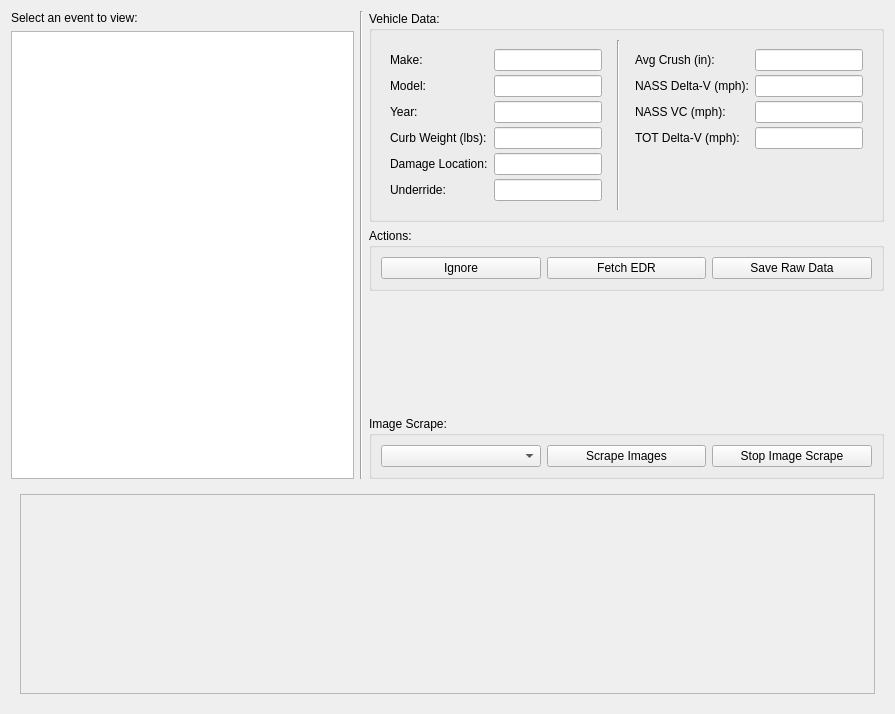
First picture: the form in src/app/ui/EventsTab.ui, repository caden-maxwell/nhtsa-scrape, before the edit.
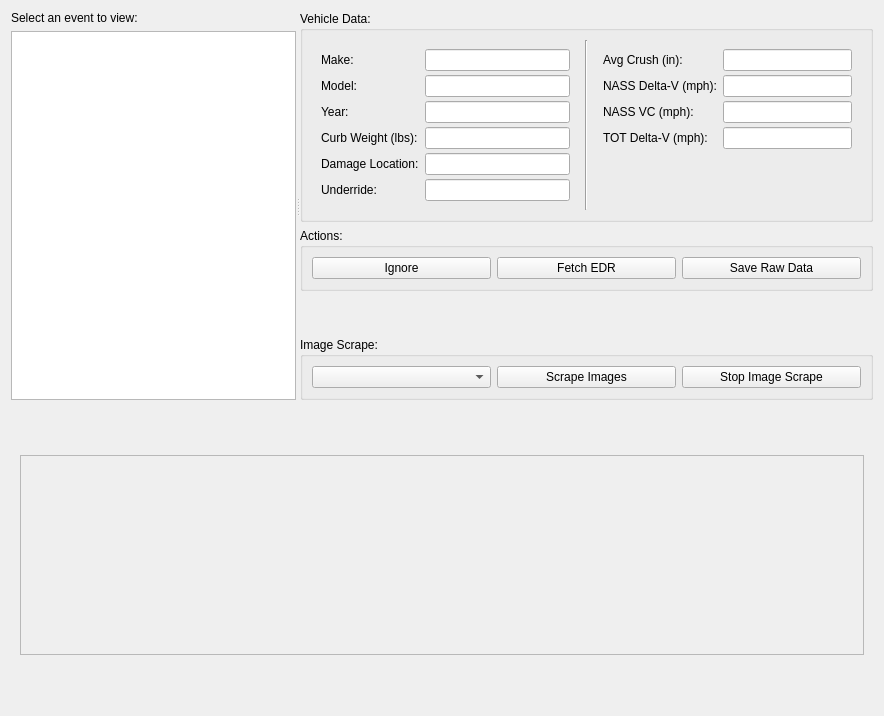
Second picture: the form after the edit.

Commit message: Split layout for events tab

Diff of the .ui file:
```diff
--- a/src/app/ui/EventsTab.ui
+++ b/src/app/ui/EventsTab.ui
@@ -6,22 +6,22 @@
    <rect>
     <x>0</x>
     <y>0</y>
-    <width>895</width>
-    <height>714</height>
+    <width>884</width>
+    <height>716</height>
    </rect>
   </property>
   <property name="windowTitle">
    <string>Events</string>
   </property>
-  <layout class="QGridLayout" name="mainGrid">
-   <item row="0" column="1" rowspan="5">
-    <widget class="Line" name="line_2">
+  <layout class="QVBoxLayout" name="verticalLayout_3">
+   <item>
+    <widget class="QSplitter" name="splitter">
      <property name="orientation">
-      <enum>Qt::Vertical</enum>
+      <enum>Qt::Horizontal</enum>
      </property>
-    </widget>
-   </item>
-   <item row="0" column="0">
+     <widget class="QWidget" name="" native="true">
+      <layout class="QVBoxLayout" name="verticalLayout_4">
+       <item>
     <widget class="QLabel" name="promptLabel">
      <property name="sizePolicy">
       <sizepolicy hsizetype="Preferred" vsizetype="Fixed">
@@ -34,117 +34,122 @@
      </property>
     </widget>
    </item>
-   <item row="5" column="0" colspan="3">
-    <widget class="QWidget" name="imgWidget" native="true">
-     <layout class="QGridLayout" name="imgWidgetGrid">
-      <item row="0" column="0">
-       <widget class="QScrollArea" name="scrollArea">
+       <item>
+        <widget class="QListView" name="eventsList">
         <property name="minimumSize">
          <size>
-          <width>0</width>
-          <height>200</height>
-         </size>
-        </property>
-        <property name="maximumSize">
-         <size>
-          <width>16777215</width>
-          <height>200</height>
-         </size>
-        </property>
-        <property name="widgetResizable">
-         <bool>true</bool>
-        </property>
-        <widget class="QWidget" name="thumbnailsWidget">
-         <property name="geometry">
-          <rect>
-           <x>0</x>
-           <y>0</y>
-           <width>857</width>
-           <height>198</height>
-          </rect>
-         </property>
-         <layout class="QHBoxLayout" name="thumbnailsLayout"/>
+           <width>100</width>
+           <height>0</height>
+          </size>
+         </property>
         </widget>
-       </widget>
       </item>
      </layout>
     </widget>
-   </item>
-   <item row="4" column="2">
-    <widget class="QGroupBox" name="imgScrapeBox">
-     <property name="title">
-      <string>Image Scrape:</string>
-     </property>
-     <layout class="QGridLayout" name="gridLayout">
-      <item row="0" column="0">
-       <widget class="QComboBox" name="imgSetCombo">
-        <property name="placeholderText">
-         <string>Image Set</string>
-        </property>
-       </widget>
-      </item>
-      <item row="0" column="2">
-       <widget class="QPushButton" name="scrapeImgsBtn">
-        <property name="text">
-         <string>Scrape Images</string>
-        </property>
-       </widget>
-      </item>
-      <item row="0" column="3">
-       <widget class="QPushButton" name="stopBtn">
-        <property name="text">
-         <string>Stop Image Scrape</string>
-        </property>
-       </widget>
-      </item>
-     </layout>
-    </widget>
-   </item>
-   <item row="2" column="2">
-    <widget class="QGroupBox" name="actionsBox">
-     <property name="title">
-      <string>Actions:</string>
-     </property>
-     <layout class="QHBoxLayout" name="horizontalLayout_3">
+     <widget class="QWidget" name="verticalWidget" native="true">
+      <layout class="QVBoxLayout" name="verticalLayout_2">
       <item>
-       <widget class="QPushButton" name="ignoreBtn">
-        <property name="toolTip">
-         <string>Do not include this event in scatterplot or CSV.</string>
-        </property>
-        <property name="text">
-         <string>Ignore</string>
-        </property>
-       </widget>
-      </item>
-      <item>
-       <widget class="QPushButton" name="fetchEDRBtn">
-        <property name="toolTip">
-         <string>Attempt to download EDR data for this vehicle.</string>
-        </property>
-        <property name="text">
-         <string>Fetch EDR</string>
-        </property>
-       </widget>
-      </item>
-      <item>
-       <widget class="QPushButton" name="saveRawBtn">
-        <property name="toolTip">
-         <string>Download raw (unparsed) data for this event.</string>
-        </property>
-        <property name="text">
-         <string>Save Raw Data</string>
-        </property>
-       </widget>
-      </item>
-     </layout>
-    </widget>
-   </item>
-   <item row="0" column="2" rowspan="2">
     <widget class="QGroupBox" name="dataBox">
      <property name="title">
       <string>Vehicle Data:</string>
      </property>
      <layout class="QGridLayout" name="gridLayout_2">
+          <item row="0" column="2">
+           <widget class="QWidget" name="eventDataRight" native="true">
+            <layout class="QFormLayout" name="formLayoutRight">
+             <property name="verticalSpacing">
+              <number>4</number>
+             </property>
+             <item row="0" column="0">
+              <widget class="QLabel" name="cBarLabel">
+               <property name="text">
+                <string>Avg Crush (in):</string>
+               </property>
+              </widget>
+             </item>
+             <item row="0" column="1">
+              <widget class="QLineEdit" name="cBarLineEdit">
+               <property name="minimumSize">
+                <size>
+                 <width>100</width>
+                 <height>0</height>
+                </size>
+               </property>
+               <property name="readOnly">
+                <bool>true</bool>
+               </property>
+              </widget>
+             </item>
+             <item row="1" column="0">
+              <widget class="QLabel" name="nassDVLabel">
+               <property name="text">
+                <string>NASS Delta-V (mph):</string>
+               </property>
+              </widget>
+             </item>
+             <item row="1" column="1">
+              <widget class="QLineEdit" name="nassDVLineEdit">
+               <property name="minimumSize">
+                <size>
+                 <width>100</width>
+                 <height>0</height>
+                </size>
+               </property>
+               <property name="readOnly">
+                <bool>true</bool>
+               </property>
+              </widget>
+             </item>
+             <item row="2" column="0">
+              <widget class="QLabel" name="nassVCLabel">
+               <property name="text">
+                <string>NASS VC (mph):</string>
+               </property>
+              </widget>
+             </item>
+             <item row="2" column="1">
+              <widget class="QLineEdit" name="nassVCLineEdit">
+               <property name="minimumSize">
+                <size>
+                 <width>100</width>
+                 <height>0</height>
+                </size>
+               </property>
+               <property name="readOnly">
+                <bool>true</bool>
+               </property>
+              </widget>
+             </item>
+             <item row="3" column="0">
+              <widget class="QLabel" name="totDVLabel">
+               <property name="text">
+                <string>TOT Delta-V (mph): </string>
+               </property>
+              </widget>
+             </item>
+             <item row="3" column="1">
+              <widget class="QLineEdit" name="totDVLineEdit">
+               <property name="minimumSize">
+                <size>
+                 <width>100</width>
+                 <height>0</height>
+                </size>
+               </property>
+               <property name="readOnly">
+                <bool>true</bool>
+               </property>
+              </widget>
+             </item>
+            </layout>
+           </widget>
+          </item>
+          <item row="0" column="1">
+           <widget class="Line" name="line">
+            <property name="orientation">
+             <enum>Qt::Vertical</enum>
+            </property>
+           </widget>
+          </item>
       <item row="0" column="0">
        <widget class="QWidget" name="eventDataLeft" native="true">
         <layout class="QFormLayout" name="formLayoutLeft">
@@ -274,106 +279,49 @@
         </layout>
        </widget>
       </item>
-      <item row="0" column="2">
-       <widget class="QWidget" name="eventDataRight" native="true">
-        <layout class="QFormLayout" name="formLayoutRight">
-         <property name="verticalSpacing">
-          <number>4</number>
-         </property>
-         <item row="0" column="0">
-          <widget class="QLabel" name="cBarLabel">
-           <property name="text">
-            <string>Avg Crush (in):</string>
-           </property>
-          </widget>
-         </item>
-         <item row="0" column="1">
-          <widget class="QLineEdit" name="cBarLineEdit">
-           <property name="minimumSize">
-            <size>
-             <width>100</width>
-             <height>0</height>
-            </size>
-           </property>
-           <property name="readOnly">
-            <bool>true</bool>
-           </property>
-          </widget>
-         </item>
-         <item row="1" column="0">
-          <widget class="QLabel" name="nassDVLabel">
+         </layout>
+        </widget>
+       </item>
+       <item>
+        <widget class="QGroupBox" name="actionsBox">
+         <property name="title">
+          <string>Actions:</string>
+         </property>
+         <layout class="QHBoxLayout" name="horizontalLayout_3">
+          <item>
+           <widget class="QPushButton" name="ignoreBtn">
+            <property name="toolTip">
+             <string>Do not include this event in scatterplot or CSV.</string>
+            </property>
            <property name="text">
-            <string>NASS Delta-V (mph):</string>
+             <string>Ignore</string>
            </property>
           </widget>
          </item>
-         <item row="1" column="1">
-          <widget class="QLineEdit" name="nassDVLineEdit">
-           <property name="minimumSize">
-            <size>
-             <width>100</width>
-             <height>0</height>
-            </size>
-           </property>
-           <property name="readOnly">
-            <bool>true</bool>
-           </property>
-          </widget>
-         </item>
-         <item row="2" column="0">
-          <widget class="QLabel" name="nassVCLabel">
+          <item>
+           <widget class="QPushButton" name="fetchEDRBtn">
+            <property name="toolTip">
+             <string>Attempt to download EDR data for this vehicle.</string>
+            </property>
            <property name="text">
-            <string>NASS VC (mph):</string>
+             <string>Fetch EDR</string>
            </property>
           </widget>
          </item>
-         <item row="2" column="1">
-          <widget class="QLineEdit" name="nassVCLineEdit">
-           <property name="minimumSize">
-            <size>
-             <width>100</width>
-             <height>0</height>
-            </size>
-           </property>
-           <property name="readOnly">
-            <bool>true</bool>
-           </property>
-          </widget>
-         </item>
-         <item row="3" column="0">
-          <widget class="QLabel" name="totDVLabel">
+          <item>
+           <widget class="QPushButton" name="saveRawBtn">
+            <property name="toolTip">
+             <string>Download raw (unparsed) data for this event.</string>
+            </property>
            <property name="text">
-            <string>TOT Delta-V (mph): </string>
+             <string>Save Raw Data</string>
            </property>
           </widget>
          </item>
-         <item row="3" column="1">
-          <widget class="QLineEdit" name="totDVLineEdit">
-           <property name="minimumSize">
-            <size>
-             <width>100</width>
-             <height>0</height>
-            </size>
-           </property>
-           <property name="readOnly">
-            <bool>true</bool>
-           </property>
-          </widget>
-         </item>
         </layout>
        </widget>
       </item>
-      <item row="0" column="1">
-       <widget class="Line" name="line">
-        <property name="orientation">
-         <enum>Qt::Vertical</enum>
-        </property>
-       </widget>
-      </item>
-     </layout>
-    </widget>
-   </item>
-   <item row="3" column="2">
+       <item>
     <spacer name="verticalSpacer">
      <property name="orientation">
       <enum>Qt::Vertical</enum>
@@ -386,14 +334,80 @@
      </property>
     </spacer>
    </item>
-   <item row="1" column="0" rowspan="4">
-    <widget class="QListView" name="eventsList">
+       <item>
+        <widget class="QGroupBox" name="imgScrapeBox">
+         <property name="title">
+          <string>Image Scrape:</string>
+         </property>
+         <layout class="QGridLayout" name="gridLayout">
+          <item row="0" column="0">
+           <widget class="QComboBox" name="imgSetCombo">
+            <property name="placeholderText">
+             <string>Image Set</string>
+            </property>
+           </widget>
+          </item>
+          <item row="0" column="3">
+           <widget class="QPushButton" name="stopBtn">
+            <property name="text">
+             <string>Stop Image Scrape</string>
+            </property>
+           </widget>
+          </item>
+          <item row="0" column="2">
+           <widget class="QPushButton" name="scrapeImgsBtn">
+            <property name="text">
+             <string>Scrape Images</string>
+            </property>
+           </widget>
+          </item>
+         </layout>
+        </widget>
+       </item>
+      </layout>
+     </widget>
+    </widget>
+   </item>
+   <item>
+    <widget class="QWidget" name="imgWidget" native="true">
+     <property name="sizePolicy">
+      <sizepolicy hsizetype="Preferred" vsizetype="Preferred">
+       <horstretch>0</horstretch>
+       <verstretch>0</verstretch>
+      </sizepolicy>
+     </property>
+     <layout class="QGridLayout" name="imgWidgetGrid">
+      <item row="0" column="0">
+       <widget class="QScrollArea" name="scrollArea">
      <property name="minimumSize">
       <size>
-       <width>100</width>
-       <height>0</height>
-      </size>
-     </property>
+          <width>0</width>
+          <height>200</height>
+         </size>
+        </property>
+        <property name="maximumSize">
+         <size>
+          <width>16777215</width>
+          <height>200</height>
+         </size>
+        </property>
+        <property name="widgetResizable">
+         <bool>true</bool>
+        </property>
+        <widget class="QWidget" name="thumbnailsWidget">
+         <property name="geometry">
+          <rect>
+           <x>0</x>
+           <y>0</y>
+           <width>846</width>
+           <height>198</height>
+          </rect>
+         </property>
+         <layout class="QHBoxLayout" name="thumbnailsLayout"/>
+        </widget>
+       </widget>
+      </item>
+     </layout>
     </widget>
    </item>
   </layout>
```
Lines whose indentation alone changed are shown as unchanged. The commit also changes 2 other files.
